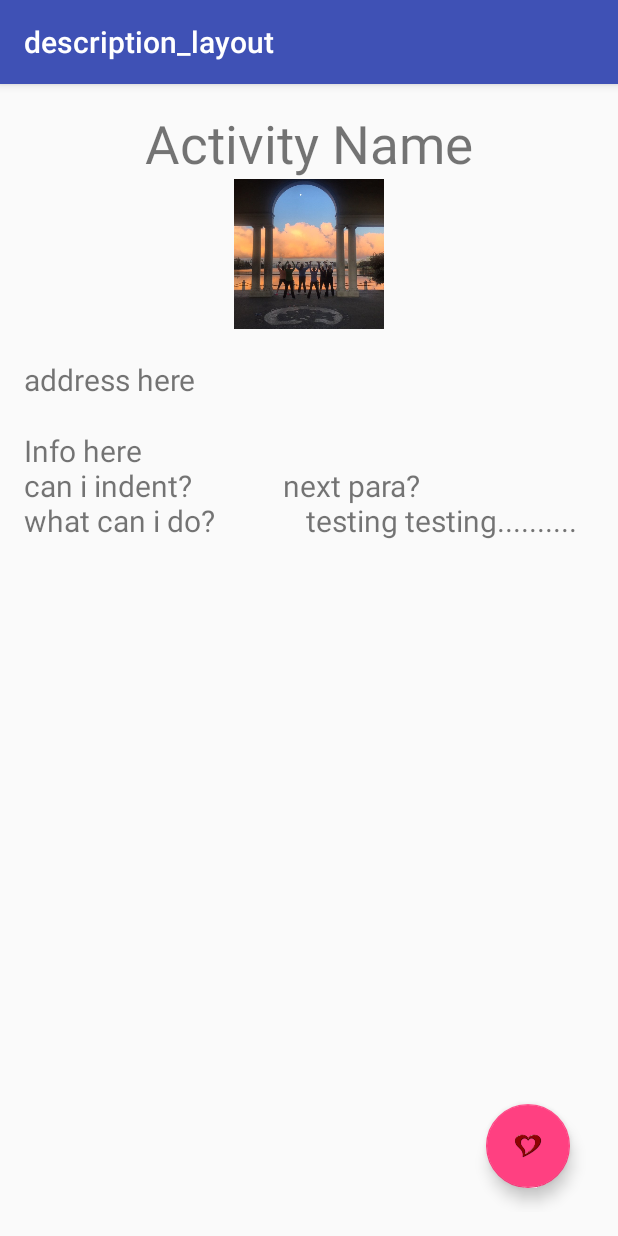
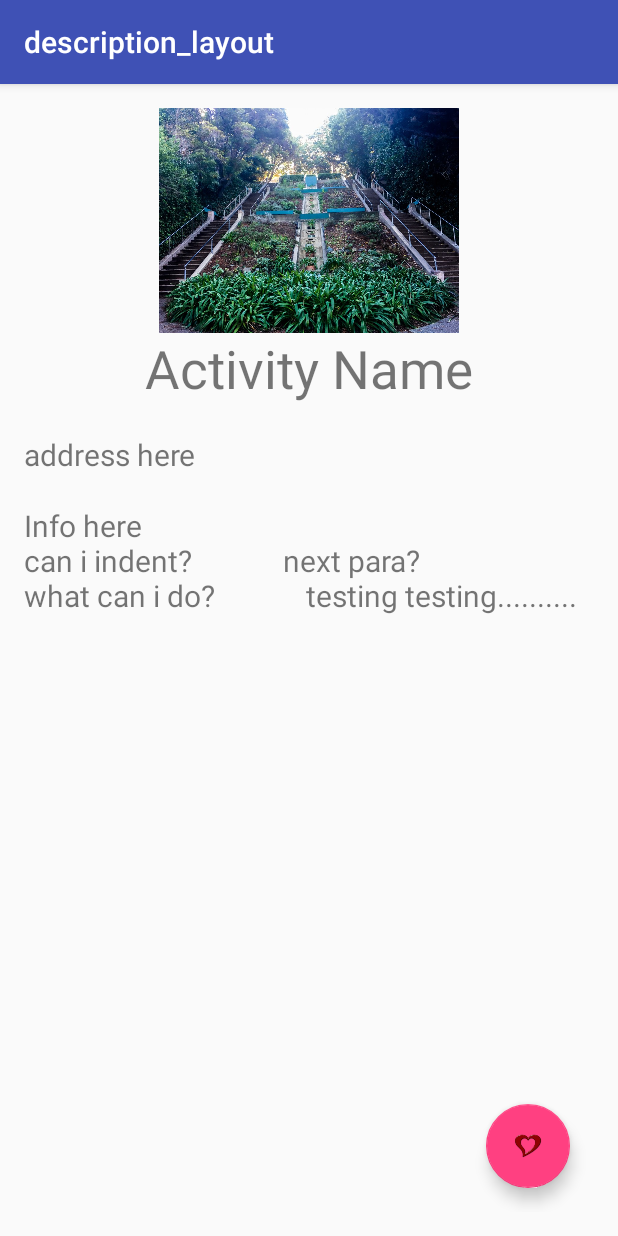
Before and after one commit to Billy1301/Neighborhood-Guide-App, an Android app: the description_layout screen opened directly, with no data from a screen before it, on a phone screen of 412 x 824 dp. Run offline under Robolectric (Android 15) with nearby library versions, the phone set to English and light mode, and no system bars.

```diff
--- a/Bill_Neightborhood_Guide/app/src/main/AndroidManifest.xml
+++ b/Bill_Neightborhood_Guide/app/src/main/AndroidManifest.xml
@@ -18,7 +18,7 @@
                 <category android:name="android.intent.category.LAUNCHER" />
             </intent-filter>
         </activity>
-        <activity android:name="com.example.billy.bill_neighborhood_guide.DataListView" />
+        <activity android:name=".Adapters.DataListView" />
         <activity android:name="com.example.billy.bill_neighborhood_guide.list_results" />
         <activity
             android:name="com.example.billy.bill_neighborhood_guide.description_layout"
--- a/Bill_Neightborhood_Guide/app/src/main/java/com/example/billy/bill_neighborhood_guide/ActivityAdapter.java
+++ b/Bill_Neightborhood_Guide/app/src/main/java/com/example/billy/bill_neighborhood_guide/Adapters/ActivityAdapter.java
@@ -1,4 +1,4 @@
-package com.example.billy.bill_neighborhood_guide;
+package com.example.billy.bill_neighborhood_guide.Adapters;
 
 import android.content.Context;
 import android.view.LayoutInflater;
@@ -7,6 +7,9 @@ import android.view.ViewGroup;
 import android.widget.ArrayAdapter;
 import android.widget.ImageView;
 import android.widget.TextView;
+
+import com.example.billy.bill_neighborhood_guide.Activity;
+import com.example.billy.bill_neighborhood_guide.R;
 
 import java.util.ArrayList;
 import java.util.List;
--- a/Bill_Neightborhood_Guide/app/src/main/java/com/example/billy/bill_neighborhood_guide/DataListView.java
+++ b/Bill_Neightborhood_Guide/app/src/main/java/com/example/billy/bill_neighborhood_guide/Adapters/DataListView.java
@@ -1,9 +1,11 @@
-package com.example.billy.bill_neighborhood_guide;
+package com.example.billy.bill_neighborhood_guide.Adapters;
 
 import android.content.Context;
 import android.util.AttributeSet;
 import android.widget.RelativeLayout;
 import android.widget.TextView;
+
+import com.example.billy.bill_neighborhood_guide.R;
 
 public class DataListView extends RelativeLayout {
 
--- a/Bill_Neightborhood_Guide/app/src/main/java/com/example/billy/bill_neighborhood_guide/RecycleViewAdapter.java
+++ b/Bill_Neightborhood_Guide/app/src/main/java/com/example/billy/bill_neighborhood_guide/Adapters/RecycleViewAdapter.java
@@ -1,8 +1,10 @@
-package com.example.billy.bill_neighborhood_guide;
+package com.example.billy.bill_neighborhood_guide.Adapters;
 
 import android.support.v7.widget.RecyclerView;
 import android.view.LayoutInflater;
 import android.view.ViewGroup;
+
+import com.example.billy.bill_neighborhood_guide.R;
 
 import java.util.ArrayList;
 import java.util.List;
--- a/Bill_Neightborhood_Guide/app/src/main/res/layout/content_description_layout.xml
+++ b/Bill_Neightborhood_Guide/app/src/main/res/layout/content_description_layout.xml
@@ -12,10 +12,20 @@
     tools:context="com.example.billy.bill_neighborhood_guide.description_layout"
     tools:showIn="@layout/activity_description_layout">
 
+
+    <ImageView
+        android:layout_width="fill_parent"
+        android:layout_height="150dp"
+        android:src="@drawable/exercisestairs"
+        android:id="@+id/description_image"
+        android:gravity="center"
+        />
+
     <LinearLayout
         android:layout_width="match_parent"
         android:layout_height="wrap_content"
-        android:orientation="vertical">
+        android:orientation="vertical"
+        android:layout_below="@id/description_image">
 
         <TextView
             android:layout_width="match_parent"
@@ -26,12 +36,7 @@
             android:gravity="center"
             />
 
-        <ImageView
-            android:layout_width="match_parent"
-            android:layout_height="100dp"
-            android:src="@drawable/exercising2"
-            android:id="@+id/description_image"
-            />
+
 
 
         <TextView
```
Also changed, not shown: Bill_Neightborhood_Guide/app/src/main/java/com/example/billy/bill_neighborhood_guide/Adapters/RestaurantAdapter.java (renamed from Bill_Neightborhood_Guide/app/src/main/java/com/example/billy/bill_neighborhood_guide/RestaurantAdapter.java, +5 -2 lines), Bill_Neightborhood_Guide/app/src/main/java/com/example/billy/bill_neighborhood_guide/LakeMerrittSQLiteOpenHelper.java (added, +78 -0 lines), Bill_Neightborhood_Guide/app/src/main/java/com/example/billy/bill_neighborhood_guide/MainActivity.java (+6 -10 lines), Bill_Neightborhood_Guide/app/src/main/java/com/example/billy/bill_neighborhood_guide/list_results.java (+10 -7 lines), Bill_Neightborhood_Guide/app/src/main/res/layout/activity_main.xml (+17 -1 lines), Bill_Neightborhood_Guide/app/src/main/res/layout/new_layout_view.xml (+3 -4 lines), Bill_Neightborhood_Guide/app/src/main/res/values/strings.xml (+6 -1 lines), Bill_Neightborhood_Guide/app/src/main/res/drawable/exercisestairs.jpg (added), Bill_Neightborhood_Guide/app/src/main/res/drawable/lakemerrittmain.jpg (added).
